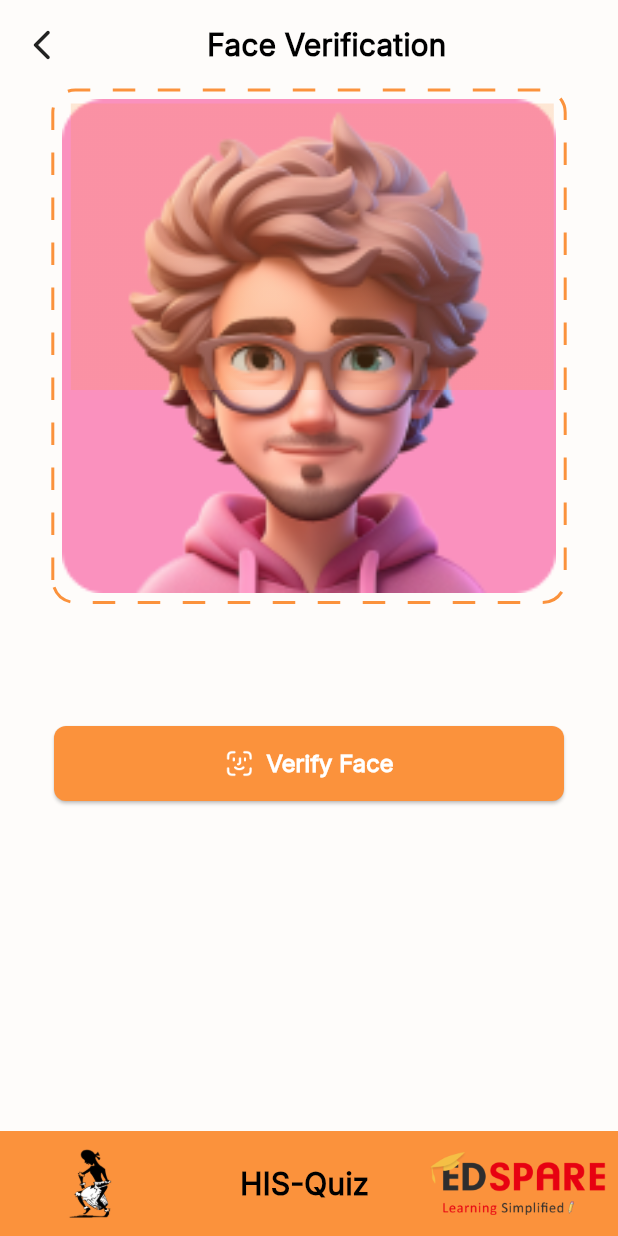
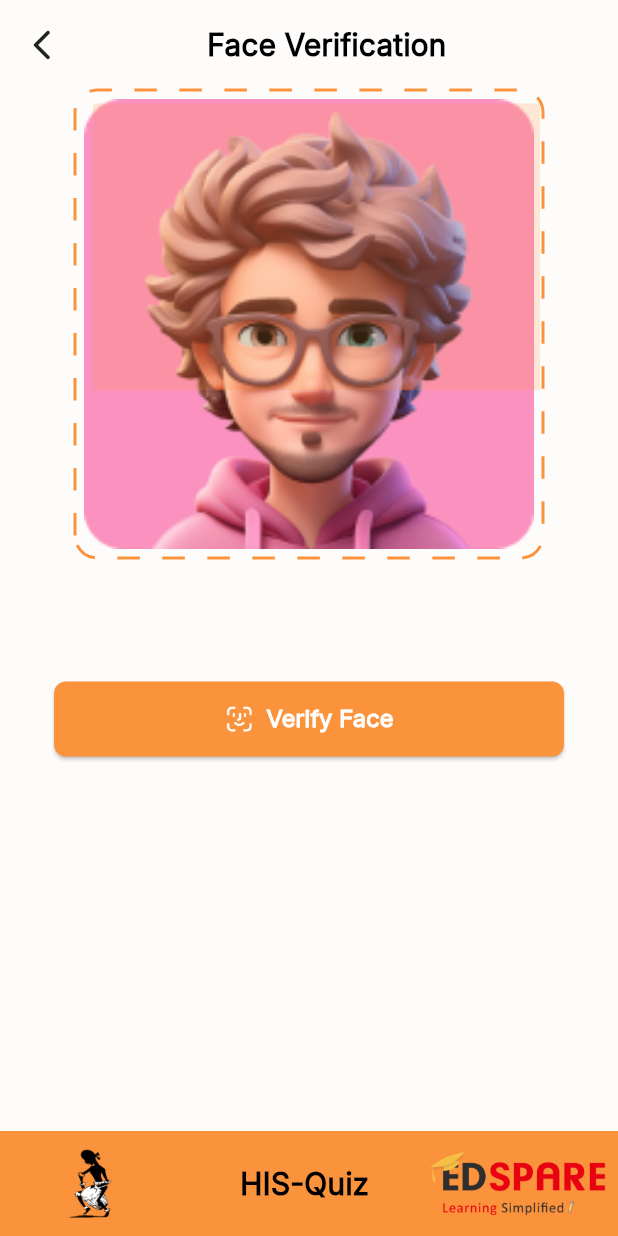
Before and after one commit to uttamkajavadra/his_quiz, a Flutter app: the FaceVerificationScreen screen opened directly, on a phone screen of 412 x 824 dp. Run offline on Flutter 3.47's test engine with Material 3 defaults, Android fonts, the phone set to English and light mode, and no system bars; drawn by our look-alikes of dotted_border; our stand-ins replace flutter_svg, get.

Commit message:
change width of image

```diff
--- a/lib/admin/students_screen/student_details/face_verification_screen.dart
+++ b/lib/admin/students_screen/student_details/face_verification_screen.dart
@@ -82,8 +82,8 @@ class _FaceVerificationScreenState extends State<FaceVerificationScreen> {
                           // ),
                           child: Image.asset(
                             ImagePath.studentImage,
-                            width: Get.width * 0.8,
-                            height: Get.width * 0.8,
+                            width: 300,
+                            height: 300,
                             fit: BoxFit.fill,
                           ),
                         ),
```
